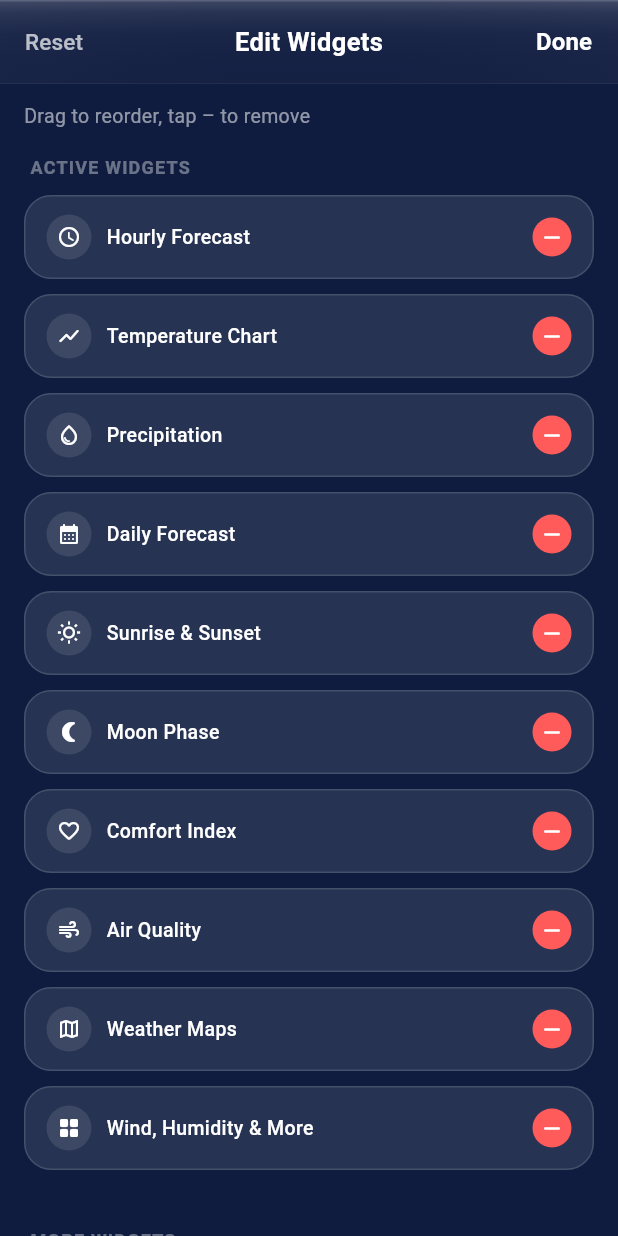
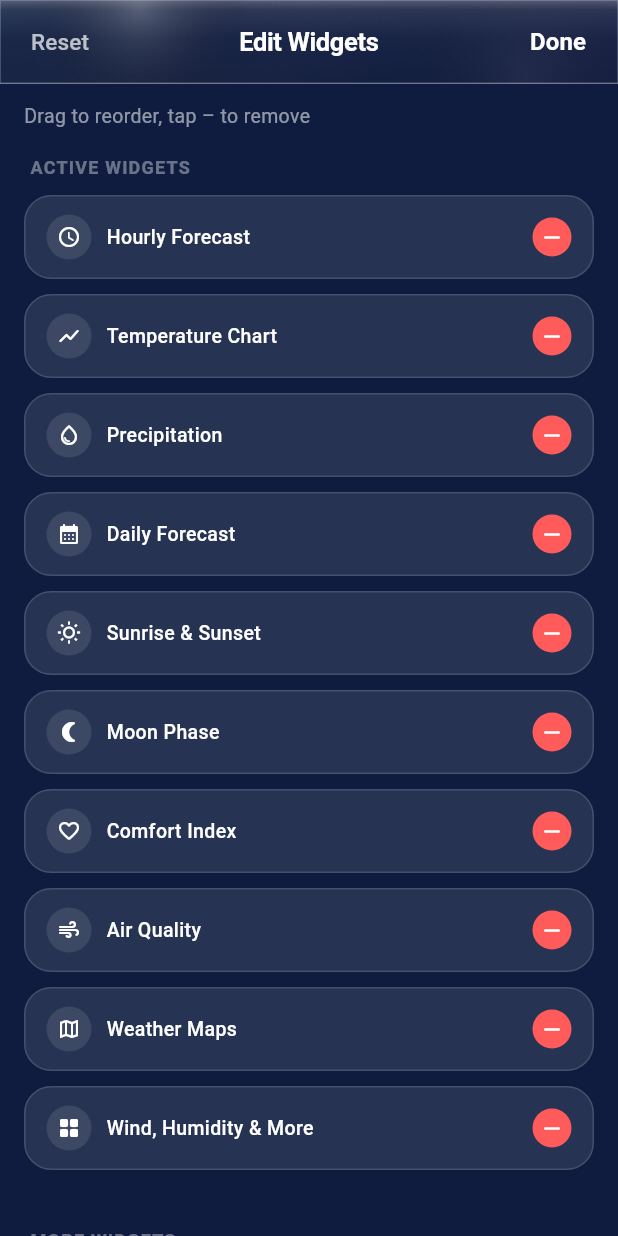
Before and after one commit to alexmargaryan4/weather_app, a Flutter app: the CustomizeCardsScreen screen opened directly, after a tap on the "remove" icon, on a phone screen of 412 x 824 dp. Run offline on Flutter 3.47's test engine with Material 3 defaults, Android fonts, the phone set to English and light mode, and no system bars; our stand-ins replace flutter_local_notifications, geolocator, shared_preferences, timezone; missing offline and left inert: home_widget, workmanager; accounts and stored records are empty.

Commit message:
Improve glass panel visual effects and animations
Refactor glass panel widget to enhance visual effects and animations.

```diff
--- a/weather_app/lib/widgets/glass_panel.dart
+++ b/weather_app/lib/widgets/glass_panel.dart
@@ -1,6 +1,6 @@
 import 'dart:ui';
+import 'dart:math';
 import 'package:flutter/material.dart';
-
 /// Общий "стеклянный" слой — единый стиль размытия/бликов/границ,
 /// который используется и на статус-баре главного экрана, и на нижней
 /// панели городов, и (теперь) на верхних панелях второстепенных экранов
@@ -29,99 +29,554 @@ class GlassPanel extends StatelessWidget {
     this.bottomHighlight = false,
   });
 
+
   @override
   Widget build(BuildContext context) {
-    return ClipRRect(
+
+    return AnimatedGlassOverlay(
+
+  child: ClipRRect(
     borderRadius: borderRadius,
+
       child: BackdropFilter(
-        filter: ImageFilter.blur(sigmaX: 4.0, sigmaY: 4.0),
+
+        filter: ImageFilter.blur(
+          sigmaX: 22,
+          sigmaY: 22,
+        ),
+
+
         child: SizedBox(
           height: height,
           width: double.infinity,
+
+
           child: Stack(
             fit: StackFit.expand,
+
+
             children: [
-              // Основной стеклянный слой
-              Container(color: Colors.white.withOpacity(0.025)),
 
-              // Верхний блик
+
+              // Основной материал стекла
               Container(
+                color:
+                    Colors.white.withOpacity(0.025),
+              ),
+
+
+
+              // Верхний объемный свет
+              Container(
+
                 decoration: BoxDecoration(
+
                   gradient: LinearGradient(
-                    begin: Alignment.topCenter,
-                    end: Alignment.bottomCenter,
-                    stops: const [0.0, 0.15, 0.4, 1.0],
+
+                    begin:
+                        Alignment.topCenter,
+
+                    end:
+                        Alignment.bottomCenter,
+
+
+                    stops: const [
+                      0.0,
+                      0.12,
+                      0.45,
+                      1.0,
+                    ],
+
+
                     colors: [
-                      Colors.white.withOpacity(0.18),
-                      Colors.white.withOpacity(0.08),
+
+                      Colors.white.withOpacity(0.28),
+
+                      Colors.white.withOpacity(0.10),
+
                       Colors.white.withOpacity(0.02),
+
                       Colors.transparent,
+
                     ],
                   ),
                 ),
               ),
 
-              // Лёгкая дымка
+
+
+              // Световой блик слева сверху
               Container(
+
                 decoration: BoxDecoration(
-                  gradient: LinearGradient(
-                    begin: Alignment.centerLeft,
-                    end: Alignment.centerRight,
+
+                  gradient: RadialGradient(
+
+                    center:
+                        const Alignment(
+                          -0.55,
+                          -0.8,
+                        ),
+
+
+                    radius: 1.3,
+
+
                     colors: [
-                      Colors.white.withOpacity(0.015),
+
+                      Colors.white.withOpacity(0.22),
+
                       Colors.transparent,
-                      Colors.white.withOpacity(0.015),
+
                     ],
                   ),
                 ),
               ),
 
+
+
+
+              // Мягкое отражение снизу
+              Container(
+
+                decoration: BoxDecoration(
+
+                  gradient: RadialGradient(
+
+                    center:
+                        const Alignment(
+                          0.7,
+                          0.8,
+                        ),
+
+
+                    radius: 1.4,
+
+
+                    colors: [
+
+                      Colors.white.withOpacity(0.06),
+
+                      Colors.transparent,
+
+                    ],
+                  ),
+                ),
+              ),
+
+
+
+
+              // Цветовой перелив Liquid Glass
+              Container(
+
+                decoration: BoxDecoration(
+
+                  gradient: LinearGradient(
+
+                    begin:
+                        Alignment.topLeft,
+
+                    end:
+                        Alignment.bottomRight,
+
+
+                    colors: [
+
+                      Colors.cyan.withOpacity(0.018),
+
+                      Colors.transparent,
+
+                      Colors.purple.withOpacity(0.018),
+
+                    ],
+                  ),
+                ),
+              ),
+
+
+
+
+              // Затемнение краев для глубины
+              Container(
+
+                decoration: BoxDecoration(
+
+                  gradient: RadialGradient(
+
+                    radius: 1.25,
+
+
+                    colors: [
+
+                      Colors.transparent,
+
+                      Colors.black.withOpacity(0.045),
+
+                    ],
+                  ),
+                ),
+              ),
+
+
+
+
+              // Процедурный шум
+              IgnorePointer(
+                child: Opacity(
+
+                  opacity: 0.025,
+
+                  child: CustomPaint(
+
+                    painter:
+                        GlassNoisePainter(),
+
+                  ),
+                ),
+              ),
+
+
+
+
+              // Внешняя кромка стекла
+              Container(
+
+                decoration: BoxDecoration(
+
+                  border: Border.all(
+
+                    color:
+                        Colors.white.withOpacity(0.20),
+
+                    width:
+                        0.7,
+
+                  ),
+                ),
+              ),
+
+
+
+
+              // Верхняя линия блика
+              if (topHighlight)
+
+                Align(
+
+                  alignment:
+                      Alignment.topCenter,
+
+
+                  child: Container(
+
+                    height:
+                        1,
+
+
+                    color:
+                        Colors.white.withOpacity(0.35),
+
+                  ),
+                ),
+
+
+
+
+              // Нижняя линия блика
               if (bottomHighlight)
+
                 Align(
-                  alignment: Alignment.bottomCenter,
+
+                  alignment:
+                      Alignment.bottomCenter,
+
+
                   child: Container(
-                    height: 10,
-                    decoration: BoxDecoration(
-                      gradient: LinearGradient(
-                        begin: Alignment.topCenter,
-                        end: Alignment.bottomCenter,
+
+                    height:
+                        1,
+
+
+                    color:
+                        Colors.white.withOpacity(0.25),
+
+                  ),
+                ),
+
+
+
+
+              // Внутренняя тень снизу
+              Align(
+
+                alignment:
+                    Alignment.bottomCenter,
+
+
+                child: Container(
+
+                  height:
+                      18,
+
+
+                  decoration:
+                      BoxDecoration(
+
+                    gradient:
+                        LinearGradient(
+
+                      begin:
+                          Alignment.topCenter,
+
+                      end:
+                          Alignment.bottomCenter,
+
+
                       colors: [
+
                         Colors.transparent,
-                          Colors.black.withOpacity(0.025),
+
+                        Colors.black.withOpacity(0.035),
+
                       ],
                     ),
                   ),
                 ),
               ),
 
-              if (bottomHighlight)
-                Align(
-                  alignment: Alignment.bottomCenter,
-                  child: Container(
-                    height: 0.5,
-                    color: Colors.white.withOpacity(0.08),
+
+
+
+               child,
+
+            ],
+          ),
+        ),
+      ),
+    ),
+  );
+}
+}
+
+class GlassNoisePainter extends CustomPainter {
+
+
+  @override
+  void paint(
+    Canvas canvas,
+    Size size,
+  ) {
+
+
+    final random = Random();
+
+
+    final paint = Paint()
+      ..color =
+          Colors.white.withOpacity(0.8);
+
+
+
+    for (int i = 0; i < 700; i++) {
+
+
+      final x =
+          random.nextDouble() *
+              size.width;
+
+
+      final y =
+          random.nextDouble() *
+              size.height;
+
+
+
+      canvas.drawCircle(
+
+        Offset(x, y),
+
+        0.45,
+
+        paint,
+
+      );
+    }
+  }
+
+
+
+  @override
+  bool shouldRepaint(
+      CustomPainter oldDelegate) {
+
+    return false;
+  }
+}
+/// Готовая "стеклянная" шапка для второстепенных экранов (уведомления,
+/// настройка карточек и т.д.) — той же высоты и с тем же стилем размытия,
+/// что и статус-бар главного экрана: полоса на всю ширину, во всю высоту
+/// системного статус-бара плюс стандартная высота панели навигации, с
+/// заголовком по центру и опциональными leading/actions по краям.
+class GlassStatusBar extends StatelessWidget
+    implements PreferredSizeWidget {
+
+  final String title;
+  final Widget? leading;
+  final List<Widget>? actions;
+
+
+  const GlassStatusBar({
+    super.key,
+    required this.title,
+    this.leading,
+    this.actions,
+  });
+
+
+
+  static const double toolbarHeight = 56;
+
+
+
+  @override
+  Size get preferredSize =>
+      const Size.fromHeight(toolbarHeight);
+
+
+
+  @override
+  Widget build(BuildContext context) {
+
+
+    final statusHeight =
+        MediaQuery.of(context).padding.top;
+
+
+
+    return GlassPanel(
+
+      height:
+          statusHeight + toolbarHeight,
+
+
+      bottomHighlight:
+          true,
+
+
+
+      child: Padding(
+
+        padding:
+            EdgeInsets.only(
+              top: statusHeight,
+            ),
+
+
+
+        child: SizedBox(
+
+          height:
+              toolbarHeight,
+
+
+
+          child: Stack(
+
+            alignment:
+                Alignment.center,
+
+
+
+            children: [
+
+
+
+              // Центральный заголовок
+              Center(
+
+                child: Text(
+
+                  title,
+
+
+                  style:
+                      const TextStyle(
+
+                    color:
+                        Colors.white,
+
+
+                    fontSize:
+                        17,
+
+
+                    fontWeight:
+                        FontWeight.w600,
+
+
+                    letterSpacing:
+                        -0.25,
+
+                  ),
                 ),
               ),
 
-              if (bottomHighlight)
-                Align(
-                  alignment: Alignment.topCenter,
-                  child: Container(
-                    height: 1,
-                    color: Colors.white.withOpacity(0.15),
+
+
+
+              // Левая кнопка
+
+              if (leading != null)
+
+                Positioned(
+
+                  left:
+                      8,
+
+
+                  child: SizedBox(
+
+                    height:
+                        44,
+
+
+                    child: Center(
+
+                      child:
+                          leading,
+
+                    ),
                   ),
                 ),
 
-              if (topHighlight)
-                Align(
-                  alignment: Alignment.topCenter,
-                  child: Container(
-                    height: 0.5,
-                    color: Colors.white.withOpacity(0.08),
+
+
+
+
+              // Правые кнопки
+
+              if (actions != null)
+
+                Positioned(
+
+                  right:
+                      8,
+
+
+                  child: Row(
+
+                    mainAxisSize:
+                        MainAxisSize.min,
+
+
+                    children:
+                        actions!,
+
                   ),
                 ),
 
-              child,
+
             ],
           ),
         ),
@@ -130,75 +585,164 @@ class GlassPanel extends StatelessWidget {
   }
 }
 
-/// Готовая "стеклянная" шапка для второстепенных экранов (уведомления,
-/// настройка карточек и т.д.) — той же высоты и с тем же стилем размытия,
-/// что и статус-бар главного экрана: полоса на всю ширину, во всю высоту
-/// системного статус-бара плюс стандартная высота панели навигации, с
-/// заголовком по центру и опциональными leading/actions по краям.
-class GlassStatusBar extends StatelessWidget implements PreferredSizeWidget {
-  final String title;
-  final Widget? leading;
-  final List<Widget>? actions;
+class AnimatedGlassOverlay extends StatefulWidget {
 
-  const GlassStatusBar({
+  final Widget child;
+
+
+  const AnimatedGlassOverlay({
     super.key,
-    required this.title,
-    this.leading,
-    this.actions,
+    required this.child,
   });
 
-  /// Высота собственно панели навигации (без учёта системного статус-бара) —
-  /// публичная, чтобы экраны могли рассчитать нужный верхний отступ для
-  /// своего скроллящегося контента (тот же приём, что и с
-  /// `statusBarHeight` на главном экране).
-  static const double toolbarHeight = 56;
+
 
   @override
-  Size get preferredSize => const Size.fromHeight(toolbarHeight);
+  State<AnimatedGlassOverlay> createState() =>
+      _AnimatedGlassOverlayState();
+}
+
+
+
+
+class _AnimatedGlassOverlayState
+    extends State<AnimatedGlassOverlay>
+    with SingleTickerProviderStateMixin {
+
+
+  late AnimationController controller;
+
+
+
+  @override
+  void initState() {
+
+    super.initState();
+
+
+    controller = AnimationController(
+
+      vsync: this,
+
+      duration:
+          const Duration(seconds: 10),
+
+    )..repeat();
+
+  }
+
+
+
+
+  @override
+  void dispose() {
+
+    controller.dispose();
+
+    super.dispose();
+
+  }
+
+
+
 
   @override
   Widget build(BuildContext context) {
-    final statusBarHeight = MediaQuery.of(context).padding.top;
-    final totalHeight = statusBarHeight + toolbarHeight;
 
-    return GlassPanel(
-      height: totalHeight,
-      topHighlight: false,
-      bottomHighlight: true,
-      child: Padding(
-        padding: EdgeInsets.only(top: statusBarHeight),
-        child: SizedBox(
-          height: toolbarHeight,
-          child: Stack(
-            alignment: Alignment.center,
+
+    return AnimatedBuilder(
+
+      animation:
+          controller,
+
+
+      builder:
+          (context, child) {
+
+
+        final value =
+            sin(
+              controller.value *
+              pi *
+              2,
+            );
+
+
+
+        return Stack(
+
+          fit:
+              StackFit.expand,
+
+
           children: [
-              Center(
-                child: Text(
-                  title,
-                  style: const TextStyle(
-                    color: Colors.white,
-                    fontSize: 17,
-                    fontWeight: FontWeight.w600,
+
+
+            widget.child,
+
+
+
+
+            IgnorePointer(
+
+              child: Opacity(
+
+                opacity:
+                    0.035 +
+                    value.abs() * 0.025,
+
+
+
+                child: Container(
+
+                  decoration:
+                      BoxDecoration(
+
+
+                    gradient:
+                        LinearGradient(
+
+
+                      begin:
+                          Alignment(
+                            -1 +
+                            value * 0.25,
+
+                            -1,
                           ),
+
+
+
+                      end:
+                          const Alignment(
+                            1,
+                            1,
                           ),
-              ),
-              if (leading != null)
-                Positioned(
-                  left: 4,
-                  child: leading!,
-                ),
-              if (actions != null)
-                Positioned(
-                  right: 4,
-                  child: Row(
-                    mainAxisSize: MainAxisSize.min,
-                    children: actions!,
-                  ),
-                ),
+
+
+
+                      colors: [
+
+
+                        Colors.white
+                            .withOpacity(0.22),
+
+
+
+                        Colors.transparent,
+
+
+
                       ],
                     ),
                   ),
                 ),
+              ),
+            ),
+
+          ],
+        );
+      },
     );
   }
 }
```
Lines whose indentation alone changed are shown as unchanged.
